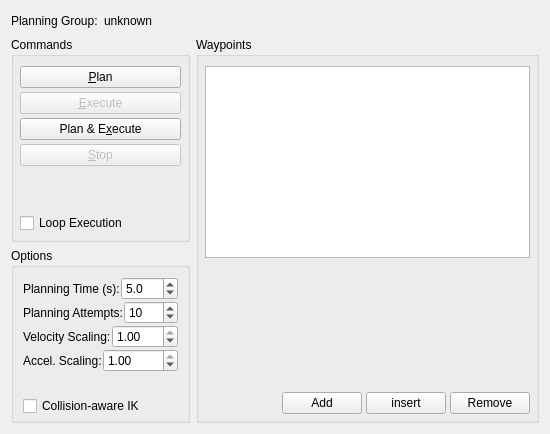
Qt form motion_planning_rviz_plugin/src/ui/motion_planning_rviz_plugin_frame_waypoints.ui (xinjuezou-whi/moveit_ros_visualization) before a commit.
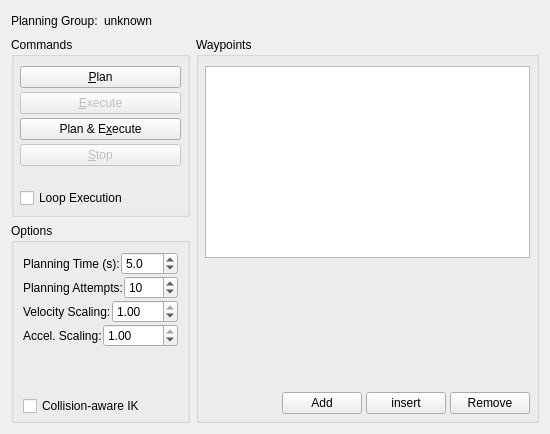
The same form after that commit.

Commit message: complete the planning configuration

Patch:
```diff
--- a/motion_planning_rviz_plugin/src/ui/motion_planning_rviz_plugin_frame_waypoints.ui
+++ b/motion_planning_rviz_plugin/src/ui/motion_planning_rviz_plugin_frame_waypoints.ui
@@ -132,20 +132,11 @@
              </widget>
             </item>
             <item>
-             <spacer name="verticalSpacer_2">
-              <property name="orientation">
-               <enum>Qt::Vertical</enum>
+             <widget class="QLabel" name="result_label">
+              <property name="text">
+               <string/>
               </property>
-              <property name="sizeType">
-               <enum>QSizePolicy::Expanding</enum>
-              </property>
-              <property name="sizeHint" stdset="0">
-               <size>
-                <width>20</width>
-                <height>60</height>
-               </size>
-              </property>
-             </spacer>
+             </widget>
             </item>
             <item>
              <widget class="QCheckBox" name="looping">
```
The commit also changes 4 other files.
